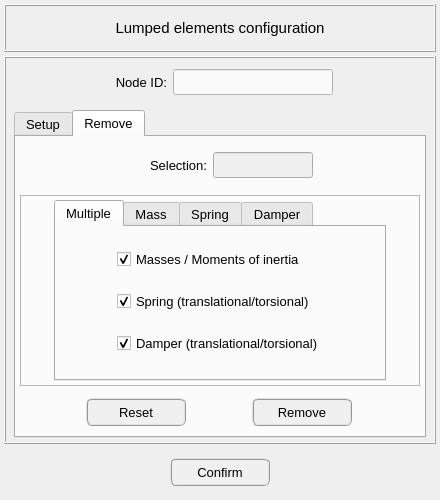
First picture: the form in pulse/interface/ui_files/model/setup/structural/mass_spring_damper_input.ui, repository open-pulse/OpenPulse, before the edit.
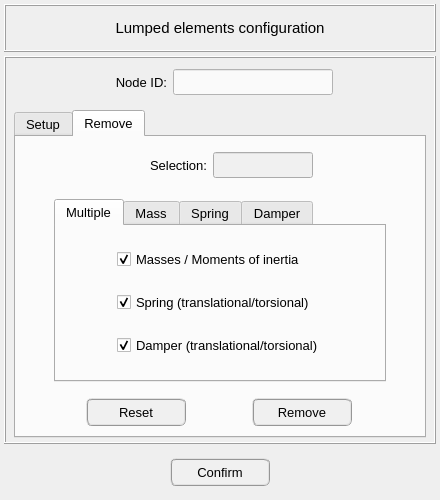
Second picture: the form after the edit. The open tabs and pages were chosen to show the change.

```diff
--- a/pulse/interface/ui_files/model/setup/structural/mass_spring_damper_input.ui
+++ b/pulse/interface/ui_files/model/setup/structural/mass_spring_damper_input.ui
@@ -4335,7 +4335,7 @@
                 </size>
                </property>
                <property name="frameShape">
-                <enum>QFrame::StyledPanel</enum>
+                <enum>QFrame::NoFrame</enum>
                </property>
                <property name="frameShadow">
                 <enum>QFrame::Raised</enum>
```
